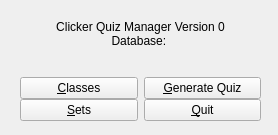
First picture: the form in designer/mw.ui, repository sobjornstad/clicker-quiz-manager, before the edit.
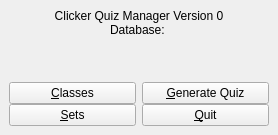
Second picture: the form after the edit.

Commit message:
allow resizing dialog boxes
This required significant redoing of the question edit dialog, since it
had been done kind of sloppily, without really properly nesting the
boxes. It took about an hour to get it back to the level it was at
previously, but now it resizes, which is very good.

I'd also like to add randomize/alphabetize all features to the button
set, and put a line between the single/all entry functions.

The edit to the form file:
```diff
--- a/designer/mw.ui
+++ b/designer/mw.ui
@@ -17,21 +17,20 @@
    <string/>
   </property>
   <widget class="QWidget" name="centralwidget">
-   <widget class="QWidget" name="gridLayoutWidget">
-    <property name="geometry">
-     <rect>
-      <x>20</x>
-      <y>20</y>
-      <width>241</width>
-      <height>101</height>
-     </rect>
-    </property>
+   <layout class="QVBoxLayout" name="verticalLayout">
+    <item>
     <layout class="QGridLayout" name="gridLayout">
      <property name="verticalSpacing">
       <number>0</number>
      </property>
      <item row="3" column="0">
       <widget class="QPushButton" name="classesButton">
+        <property name="minimumSize">
+         <size>
+          <width>125</width>
+          <height>0</height>
+         </size>
+        </property>
        <property name="text">
         <string>&amp;Classes</string>
        </property>
@@ -49,6 +48,12 @@
      </item>
      <item row="4" column="1">
       <widget class="QPushButton" name="quitButton">
+        <property name="minimumSize">
+         <size>
+          <width>125</width>
+          <height>0</height>
+         </size>
+        </property>
        <property name="text">
         <string>&amp;Quit</string>
        </property>
@@ -56,6 +61,12 @@
      </item>
      <item row="3" column="1">
       <widget class="QPushButton" name="quizButton">
+        <property name="minimumSize">
+         <size>
+          <width>125</width>
+          <height>0</height>
+         </size>
+        </property>
        <property name="text">
         <string>&amp;Generate Quiz</string>
        </property>
@@ -73,6 +84,12 @@
      </item>
      <item row="4" column="0">
       <widget class="QPushButton" name="setsButton">
+        <property name="minimumSize">
+         <size>
+          <width>125</width>
+          <height>0</height>
+         </size>
+        </property>
        <property name="text">
         <string>&amp;Sets</string>
        </property>
@@ -92,7 +109,8 @@
       </spacer>
      </item>
     </layout>
-   </widget>
+    </item>
+   </layout>
   </widget>
   <action name="actionNew_Database">
    <property name="text">
```
Lines whose indentation alone changed are shown as unchanged. The commit also changes 5 other files.
